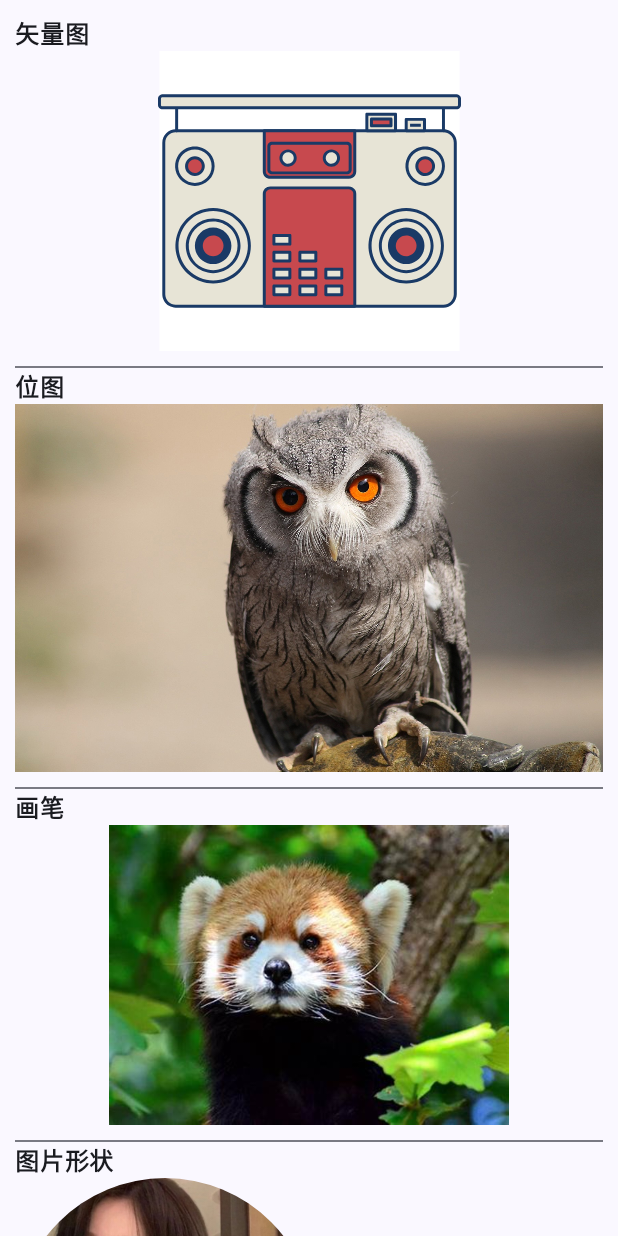
After one commit to guanjiayo/MyComposeTest, an Android app built with Jetpack Compose: the ImageActivity screen opened directly, with no data from a screen before it, on a phone screen of 412 x 824 dp. The commit adds this screen. Run offline under Robolectric (Android 15) with nearby library versions, the phone set to English and light mode, and no system bars; pictures from the network do not load.

Commit message:
Image基本使用和结合coil使用

```diff
--- a/app/src/main/AndroidManifest.xml
+++ b/app/src/main/AndroidManifest.xml
@@ -1,6 +1,8 @@
 <?xml version="1.0" encoding="utf-8"?>
 <manifest xmlns:android="http://schemas.android.com/apk/res/android"
     xmlns:tools="http://schemas.android.com/tools">
+
+    <uses-permission android:name="android.permission.INTERNET" />
 
     <application
         android:allowBackup="true"
@@ -28,6 +30,7 @@
         </activity>
         <activity android:name="zs.xmx.compose.ui.TextFieldActivity" />
         <activity android:name="zs.xmx.compose.ui.button.ButtonActivity" />
+        <activity android:name="zs.xmx.compose.ui.image.ImageActivity" />
     </application>
 
 </manifest>
--- a/app/src/main/java/zs/xmx/compose/ui/button/ButtonState.kt
+++ /dev/null
@@ -1,5 +0,0 @@
-package zs.xmx.compose.ui.button
-
-import androidx.compose.ui.graphics.Color
-
-data class ButtonState(var text: String, var textColor: Color, var buttonColor: Color)
--- /dev/null
+++ b/app/src/main/java/zs/xmx/compose/ui/image/ImageActivity.kt
@@ -0,0 +1,208 @@
+package zs.xmx.compose.ui.image
+
+import android.os.Bundle
+import androidx.activity.compose.setContent
+import androidx.appcompat.app.AppCompatActivity
+import androidx.compose.foundation.BorderStroke
+import androidx.compose.foundation.Image
+import androidx.compose.foundation.layout.Column
+import androidx.compose.foundation.layout.Spacer
+import androidx.compose.foundation.layout.fillMaxSize
+import androidx.compose.foundation.layout.fillMaxWidth
+import androidx.compose.foundation.layout.height
+import androidx.compose.foundation.layout.padding
+import androidx.compose.foundation.layout.size
+import androidx.compose.foundation.layout.width
+import androidx.compose.foundation.layout.wrapContentHeight
+import androidx.compose.foundation.layout.wrapContentSize
+import androidx.compose.foundation.rememberScrollState
+import androidx.compose.foundation.shape.CircleShape
+import androidx.compose.foundation.verticalScroll
+import androidx.compose.material3.CircularProgressIndicator
+import androidx.compose.material3.Divider
+import androidx.compose.material3.MaterialTheme
+import androidx.compose.material3.Surface
+import androidx.compose.material3.Text
+import androidx.compose.runtime.Composable
+import androidx.compose.ui.Modifier
+import androidx.compose.ui.graphics.Color
+import androidx.compose.ui.graphics.ImageBitmap
+import androidx.compose.ui.graphics.vector.ImageVector
+import androidx.compose.ui.layout.ContentScale
+import androidx.compose.ui.platform.LocalContext
+import androidx.compose.ui.res.imageResource
+import androidx.compose.ui.res.painterResource
+import androidx.compose.ui.res.vectorResource
+import androidx.compose.ui.text.font.FontWeight
+import androidx.compose.ui.unit.dp
+import coil.compose.AsyncImage
+import coil.compose.SubcomposeAsyncImage
+import coil.request.ImageRequest
+import zs.xmx.compose.R
+import zs.xmx.compose.ui.theme.MyTestTheme
+
+class ImageActivity : AppCompatActivity() {
+    override fun onCreate(savedInstanceState: Bundle?) {
+        super.onCreate(savedInstanceState)
+        setContent {
+            MyTestTheme {
+                // A surface container using the 'background' color from the theme
+                Surface(
+                    modifier = Modifier.fillMaxSize(), color = MaterialTheme.colorScheme.background
+                ) {
+                    ImageSample()
+                }
+            }
+        }
+    }
+
+    @Composable
+    private fun ImageSample() {
+        Column(
+            modifier = Modifier
+                .padding(start = 10.dp, end = 10.dp)
+                .verticalScroll(
+                    rememberScrollState()
+                )
+        ) {
+            //矢量图
+            ImageVector()
+            //位图
+            ImageBitmap()
+            //画笔
+            ImagePainter()
+            //图片形状
+            ImageShape()
+            //图像边框
+            ImageBorder()
+            //Coil 加载网络图片
+            CoilUrlImage()
+        }
+    }
+
+    @Composable
+    private fun ImageVector() {
+        Spacer(modifier = Modifier.height(10.dp))
+        Text(text = "矢量图", fontWeight = FontWeight.Bold)
+
+        Image(
+            imageVector = ImageVector.vectorResource(id = R.drawable.music),
+            contentDescription = "矢量图",
+            modifier = Modifier
+                .width(400.dp)
+                .height(200.dp)
+        )
+
+    }
+
+    @Composable
+    private fun ImageBitmap() {
+        Spacer(modifier = Modifier.height(10.dp))
+        Divider(modifier = Modifier.fillMaxWidth())
+        Text(text = "位图", fontWeight = FontWeight.Bold)
+
+        Image(
+            bitmap = ImageBitmap.imageResource(id = R.drawable.owl),
+            contentDescription = "位图",
+            modifier = Modifier
+                .fillMaxWidth()
+                .wrapContentHeight()
+        )
+
+    }
+
+    @Composable
+    private fun ImagePainter() {
+        Spacer(modifier = Modifier.height(10.dp))
+        Divider(modifier = Modifier.fillMaxWidth())
+        Text(text = "画笔", fontWeight = FontWeight.Bold)
+
+        Image(
+            painter = painterResource(id = R.drawable.coon),
+            contentDescription = "画笔",
+            modifier = Modifier
+                .width(400.dp)
+                .height(200.dp)
+        )
+
+    }
+
+    @Composable
+    private fun ImageShape() {
+        Spacer(modifier = Modifier.height(10.dp))
+        Divider(modifier = Modifier.fillMaxWidth())
+        Text(text = "图片形状", fontWeight = FontWeight.Bold)
+
+        Surface(shape = CircleShape) {
+            Image(
+                bitmap = ImageBitmap.imageResource(id = R.drawable.female),
+                contentDescription = "图片形状",
+                modifier = Modifier.size(200.dp),
+                contentScale = ContentScale.Crop
+            )
+        }
+
+    }
+
+    @Composable
+    private fun ImageBorder() {
+        Spacer(modifier = Modifier.height(10.dp))
+        Divider(modifier = Modifier.fillMaxWidth())
+        Text(text = "图像边框", fontWeight = FontWeight.Bold)
+
+        Surface(
+            shape = CircleShape,
+            border = BorderStroke(5.dp, Color.LightGray)
+        ) {
+            Image(
+                bitmap = ImageBitmap.imageResource(id = R.drawable.male),
+                contentDescription = "图像边框",
+                modifier = Modifier.size(200.dp),
+                contentScale = ContentScale.Crop
+            )
+        }
+
+    }
+
+    @Composable
+    private fun CoilUrlImage() {
+        Spacer(modifier = Modifier.height(10.dp))
+        Divider(modifier = Modifier.fillMaxWidth())
+        Text(text = "Coil加载网络图片", fontWeight = FontWeight.Bold)
+
+        Spacer(modifier = Modifier.height(10.dp))
+        Text(text = "AsyncImage", fontWeight = FontWeight.Bold)
+
+        AsyncImage(
+            model = "https://pic-go-bed.oss-cn-beijing.aliyuncs.com/img/20220316151929.png",
+            contentDescription = null,
+            modifier = Modifier.wrapContentSize()
+        )
+
+        Spacer(modifier = Modifier.height(10.dp))
+        Text(text = "AsyncImage --- ImageRequest", fontWeight = FontWeight.Bold)
+
+        AsyncImage(
+            model = ImageRequest.Builder(LocalContext.current)
+                .data("https://pic-go-bed.oss-cn-beijing.aliyuncs.com/img/20220316151929.png")
+                .crossfade(true)//淡入效果
+                .placeholder(R.drawable.dog)
+                .error(R.drawable.dog)
+                .build(),
+            contentDescription = null,
+            modifier = Modifier.wrapContentSize()
+        )
+
+        Spacer(modifier = Modifier.height(10.dp))
+        Text(text = "SubcomposeAsyncImage", fontWeight = FontWeight.Bold)
+
+        SubcomposeAsyncImage(
+            model = "https://pic-go-bed.oss-cn-beijing.aliyuncs.com/img/20220316151929.png",
+            contentDescription = null,
+            loading = {
+                CircularProgressIndicator()
+            }
+        )
+
+    }
+}
--- /dev/null
+++ b/app/src/main/res/drawable/music.xml
@@ -0,0 +1,165 @@
+<vector xmlns:android="http://schemas.android.com/apk/res/android"
+    android:width="202dp"
+    android:height="200dp"
+    android:viewportWidth="1034"
+    android:viewportHeight="1024">
+  <path
+      android:pathData="M5.1,0h1024v1024H5.1z"
+      android:fillColor="#FFFFFF"/>
+  <path
+      android:pathData="M19.7,272.3m40.6,0l913.7,0q40.6,0 40.6,40.6l0,517.5q0,40.6 -40.6,40.6l-913.7,0q-40.6,0 -40.6,-40.6l0,-517.5q0,-40.6 40.6,-40.6Z"
+      android:fillColor="#E7E4D6"/>
+  <path
+      android:pathData="M973.9,876h-913.5a45.7,45.7 0,0 1,-45.7 -45.7V312.9A45.7,45.7 0,0 1,60.3 267.3h913.6a45.7,45.7 0,0 1,45.7 45.7v517.6a45.7,45.7 0,0 1,-45.7 45.4zM60.3,277.4a35.6,35.6 0,0 0,-35.5 35.5v517.6a35.6,35.6 0,0 0,35.5 35.5h913.6a35.6,35.6 0,0 0,35.5 -35.5V312.9A35.6,35.6 0,0 0,973.9 277.4z"
+      android:fillColor="#1A3A66"/>
+  <path
+      android:pathData="M383,467.2h268.2a20.3,20.3 0,0 1,20.3 20.3v383.4H362.7V487.5a20.3,20.3 0,0 1,20.3 -20.3z"
+      android:fillColor="#C7494E"/>
+  <path
+      android:pathData="M671.5,876L362.7,876a5.1,5.1 0,0 1,-5.1 -5.1L357.6,487.5a25.4,25.4 0,0 1,25.4 -25.4h268.2a25.4,25.4 0,0 1,25.4 25.4v383.4a5.1,5.1 0,0 1,-5.1 5.1zM367.8,865.9L666.5,865.9L666.5,487.5a15.2,15.2 0,0 0,-15.2 -15.2h-268.3a15.2,15.2 0,0 0,-15.2 15.2zM911.9,460.4a67.4,67.4 0,1 1,67.3 -67.4,67.4 67.4,0 0,1 -67.3,67.4zM911.9,335.8a57.2,57.2 0,1 0,57.2 57.2,57.2 57.2,0 0,0 -57.2,-57.2z"
+      android:fillColor="#1A3A66"/>
+  <path
+      android:pathData="M911.9,393m-28.6,0a28.6,28.6 0,1 0,57.2 0,28.6 28.6,0 1,0 -57.2,0Z"
+      android:fillColor="#C7494E"/>
+  <path
+      android:pathData="M911.9,426.7a33.7,33.7 0,1 1,33.6 -33.8,33.8 33.8,0 0,1 -33.6,33.8zM911.9,369.5a23.5,23.5 0,1 0,23.5 23.5,23.5 23.5,0 0,0 -23.5,-23.5zM125.9,460.4a67.4,67.4 0,1 1,67.3 -67.4,67.4 67.4,0 0,1 -67.3,67.4zM125.9,335.8a57.2,57.2 0,1 0,57.2 57.2,57.3 57.3,0 0,0 -57.2,-57.2z"
+      android:fillColor="#1A3A66"/>
+  <path
+      android:pathData="M125.9,393m-28.6,0a28.6,28.6 0,1 0,57.2 0,28.6 28.6,0 1,0 -57.2,0Z"
+      android:fillColor="#C7494E"/>
+  <path
+      android:pathData="M125.9,426.7a33.7,33.7 0,1 1,33.8 -33.8,33.8 33.8,0 0,1 -33.8,33.8zM125.9,369.5a23.5,23.5 0,1 0,23.7 23.5,23.7 23.7,0 0,0 -23.7,-23.5z"
+      android:fillColor="#1A3A66"/>
+  <path
+      android:pathData="M847,664.9m-62.3,0a62.3,62.3 0,1 0,124.6 0,62.3 62.3,0 1,0 -124.6,0Z"
+      android:fillColor="#1A3A66"/>
+  <path
+      android:pathData="M847,664.9m-40.4,0a40.4,40.4 0,1 0,80.9 0,40.4 40.4,0 1,0 -80.9,0Z"
+      android:fillColor="#C7494E"/>
+  <path
+      android:pathData="M847,710.5a45.5,45.5 0,1 1,45.5 -45.5A45.5,45.5 0,0 1,847 710.5zM847,629.7a35.4,35.4 0,1 0,35.3 35.4,35.4 35.4,0 0,0 -35.3,-35.5z"
+      android:fillColor="#1A3A66"/>
+  <path
+      android:pathData="M847,793.6a128.7,128.7 0,1 1,128.7 -128.6,128.9 128.9,0 0,1 -128.7,128.6zM847,546.3a118.4,118.4 0,1 0,118.6 118.6,118.7 118.7,0 0,0 -118.6,-118.6z"
+      android:fillColor="#1A3A66"/>
+  <path
+      android:pathData="M847,758.2a93.4,93.4 0,1 1,93.4 -93.4,93.5 93.5,0 0,1 -93.4,93.4zM847,581.6A83.3,83.3 0,1 0,930.4 664.9a83.4,83.4 0,0 0,-83.4 -83.3z"
+      android:fillColor="#1A3A66"/>
+  <path
+      android:pathData="M188.2,664.9m-62.3,0a62.3,62.3 0,1 0,124.6 0,62.3 62.3,0 1,0 -124.6,0Z"
+      android:fillColor="#1A3A66"/>
+  <path
+      android:pathData="M188.2,664.9m-40.4,0a40.4,40.4 0,1 0,80.9 0,40.4 40.4,0 1,0 -80.9,0Z"
+      android:fillColor="#C7494E"/>
+  <path
+      android:pathData="M188.2,710.5a45.5,45.5 0,1 1,45.5 -45.5A45.5,45.5 0,0 1,188.2 710.5zM188.2,629.7a35.4,35.4 0,1 0,35.4 35.4,35.4 35.4,0 0,0 -35.4,-35.5z"
+      android:fillColor="#1A3A66"/>
+  <path
+      android:pathData="M188.2,793.6a128.7,128.7 0,1 1,128.7 -128.6,128.9 128.9,0 0,1 -128.7,128.6zM188.2,546.3a118.4,118.4 0,1 0,118.6 118.6,118.7 118.7,0 0,0 -118.6,-118.6z"
+      android:fillColor="#1A3A66"/>
+  <path
+      android:pathData="M188.2,758.2a93.4,93.4 0,1 1,93.4 -93.4,93.5 93.5,0 0,1 -93.4,93.4zM188.2,581.6a83.3,83.3 0,1 0,83.3 83.3,83.4 83.4,0 0,0 -83.3,-83.3z"
+      android:fillColor="#1A3A66"/>
+  <path
+      android:pathData="M712.7,215.6h97.8v56.6h-97.8z"
+      android:fillColor="#E7E4D6"/>
+  <path
+      android:pathData="M810.5,277.4h-97.8a5.1,5.1 0,0 1,-5.1 -5.1L707.7,215.6a5.1,5.1 0,0 1,5.1 -5.1h97.8a5.1,5.1 0,0 1,5.1 5.1v56.6a5.1,5.1 0,0 1,-5.1 5.1zM717.8,267.3h87.6L805.4,220.7h-87.6z"
+      android:fillColor="#1A3A66"/>
+  <path
+      android:pathData="M728.3,232.4h66.5v23.2h-66.5z"
+      android:fillColor="#C7494E"/>
+  <path
+      android:pathData="M795.1,260.5h-66.7a5.1,5.1 0,0 1,-5.1 -5.1v-23a5.1,5.1 0,0 1,5.1 -5.1L795.1,227.3a5.1,5.1 0,0 1,5.1 5.1v23.2A5.1,5.1 0,0 1,795.1 260.5zM733.6,250.4h56.4v-12.9h-56.6z"
+      android:fillColor="#1A3A66"/>
+  <path
+      android:pathData="M847.1,233.3h62.4v39h-62.4z"
+      android:fillColor="#E7E4D6"/>
+  <path
+      android:pathData="M909.4,277.4h-62.4a5.1,5.1 0,0 1,-5.1 -5.1L842,233.4a5.1,5.1 0,0 1,5.1 -5.1h62.4a5.1,5.1 0,0 1,5.1 5.1v38.8a5.1,5.1 0,0 1,-5.1 5.1zM852.1,267.3h52.2v-28.9h-52.2zM63.6,277.4a5.1,5.1 0,0 1,-5.1 -5.1L58.6,193.8a5.1,5.1 0,0 1,10.1 0v78.5a5.1,5.1 0,0 1,-5.1 5.1zM974.2,277.4a5.1,5.1 0,0 1,-5.1 -5.1L969.1,193.8a5.1,5.1 0,0 1,10.1 0v78.5a5.1,5.1 0,0 1,-5.1 5.1z"
+      android:fillColor="#1A3A66"/>
+  <path
+      android:pathData="M395.6,802.3H450v29.8h-54.4z"
+      android:fillColor="#E7E4D6"/>
+  <path
+      android:pathData="M450,837.2h-54.4a5.1,5.1 0,0 1,-5.1 -5.1v-29.8a5.1,5.1 0,0 1,5.1 -5.1L450,797.2a5.1,5.1 0,0 1,5.1 5.1L455,832.3a5.1,5.1 0,0 1,-5.1 4.9zM400.7,827h44.2v-19.7h-44.3z"
+      android:fillColor="#1A3A66"/>
+  <path
+      android:pathData="M395.6,744.7H450v29.8h-54.4z"
+      android:fillColor="#E7E4D6"/>
+  <path
+      android:pathData="M450,779.6h-54.4a5.1,5.1 0,0 1,-5.1 -5.1v-29.8a5.1,5.1 0,0 1,5.1 -5.1L450,739.6a5.1,5.1 0,0 1,5.1 5.1v29.8a5.1,5.1 0,0 1,-5.1 5.1zM400.7,769.4h44.2v-19.7h-44.3z"
+      android:fillColor="#1A3A66"/>
+  <path
+      android:pathData="M484.2,744.7h54.4v29.8h-54.4z"
+      android:fillColor="#E7E4D6"/>
+  <path
+      android:pathData="M538.6,779.6h-54.4a5.1,5.1 0,0 1,-5.1 -5.1v-29.8a5.1,5.1 0,0 1,5.1 -5.1h54.4a5.1,5.1 0,0 1,5.1 5.1v29.8a5.1,5.1 0,0 1,-5.1 5.1zM489.2,769.4h44.3v-19.7h-44.3z"
+      android:fillColor="#1A3A66"/>
+  <path
+      android:pathData="M484.2,687.1h54.4v29.8h-54.4z"
+      android:fillColor="#E7E4D6"/>
+  <path
+      android:pathData="M538.6,721.9h-54.4a5.1,5.1 0,0 1,-5.1 -5.1v-29.8a5.1,5.1 0,0 1,5.1 -5.1h54.4a5.1,5.1 0,0 1,5.1 5.1v29.8a5.1,5.1 0,0 1,-5.1 5.1zM489.2,711.8h44.3v-19.7h-44.3z"
+      android:fillColor="#1A3A66"/>
+  <path
+      android:pathData="M395.6,687.1H450v29.8h-54.4z"
+      android:fillColor="#E7E4D6"/>
+  <path
+      android:pathData="M450,721.9h-54.4a5.1,5.1 0,0 1,-5.1 -5.1v-29.8a5.1,5.1 0,0 1,5.1 -5.1L450,682a5.1,5.1 0,0 1,5.1 5.1v29.8a5.1,5.1 0,0 1,-5.1 5.1zM400.7,711.8h44.2v-19.7h-44.3z"
+      android:fillColor="#1A3A66"/>
+  <path
+      android:pathData="M395.6,629.4H450v29.8h-54.4z"
+      android:fillColor="#E7E4D6"/>
+  <path
+      android:pathData="M450,664.3h-54.4a5.1,5.1 0,0 1,-5.1 -5.1v-29.8a5.1,5.1 0,0 1,5.1 -5.1L450,624.4a5.1,5.1 0,0 1,5.1 5.1v29.8a5.1,5.1 0,0 1,-5.1 5.1zM400.7,654.2h44.2v-19.7h-44.3z"
+      android:fillColor="#1A3A66"/>
+  <path
+      android:pathData="M572.8,744.7h54.4v29.8h-54.4z"
+      android:fillColor="#E7E4D6"/>
+  <path
+      android:pathData="M627.2,779.6h-54.4a5.1,5.1 0,0 1,-5.1 -5.1v-29.8a5.1,5.1 0,0 1,5.1 -5.1h54.4a5.1,5.1 0,0 1,5.1 5.1v29.8a5.1,5.1 0,0 1,-5.1 5.1zM577.9,769.4h44.3v-19.7h-44.3z"
+      android:fillColor="#1A3A66"/>
+  <path
+      android:pathData="M572.8,802.3h54.4v29.8h-54.4z"
+      android:fillColor="#E7E4D6"/>
+  <path
+      android:pathData="M627.2,837.2h-54.4a5.1,5.1 0,0 1,-5.1 -5.1v-29.8a5.1,5.1 0,0 1,5.1 -5.1h54.4a5.1,5.1 0,0 1,5.1 5.1L632.3,832.3a5.1,5.1 0,0 1,-5.1 4.9zM577.9,827h44.3v-19.7h-44.3z"
+      android:fillColor="#1A3A66"/>
+  <path
+      android:pathData="M484.2,802.3h54.4v29.8h-54.4z"
+      android:fillColor="#E7E4D6"/>
+  <path
+      android:pathData="M538.6,837.2h-54.4a5.1,5.1 0,0 1,-5.1 -5.1v-29.8a5.1,5.1 0,0 1,5.1 -5.1h54.4a5.1,5.1 0,0 1,5.1 5.1L543.7,832.3a5.1,5.1 0,0 1,-5.1 4.9zM489.2,827h44.3v-19.7h-44.3z"
+      android:fillColor="#1A3A66"/>
+  <path
+      android:pathData="M362.7,272.3h308.8v138.7a20.3,20.3 0,0 1,-20.3 20.3H383a20.3,20.3 0,0 1,-20.3 -20.3v-138.7z"
+      android:fillColor="#C7494E"/>
+  <path
+      android:pathData="M651.2,436.4H383a25.4,25.4 0,0 1,-25.4 -25.4v-138.7a5.1,5.1 0,0 1,5.1 -5.1h308.8a5.1,5.1 0,0 1,5.1 5.1v138.7a25.4,25.4 0,0 1,-25.4 25.4zM367.8,277.4v133.6a15.3,15.3 0,0 0,15.2 15.2h268.2a15.3,15.3 0,0 0,15.2 -15.2V277.4z"
+      android:fillColor="#1A3A66"/>
+  <path
+      android:pathData="M378.3,314.6m10.9,0l255.7,0q10.9,0 10.9,10.9l0,79.4q0,10.9 -10.9,10.9l-255.7,0q-10.9,0 -10.9,-10.9l0,-79.4q0,-10.9 10.9,-10.9Z"
+      android:fillColor="#C7494E"/>
+  <path
+      android:pathData="M644.9,421h-255.7a16,16 0,0 1,-16 -16V325.6a16,16 0,0 1,16 -16h255.7a16,16 0,0 1,16 16v79.4a16,16 0,0 1,-16 16zM389.2,319.7a5.9,5.9 0,0 0,-5.8 5.9v79.4a5.9,5.9 0,0 0,5.8 5.9h255.7a5.9,5.9 0,0 0,5.8 -5.9V325.6a5.9,5.9 0,0 0,-5.8 -5.9z"
+      android:fillColor="#1A3A66"/>
+  <path
+      android:pathData="M443.9,365.3m-24.4,0a24.4,24.4 0,1 0,48.8 0,24.4 24.4,0 1,0 -48.8,0Z"
+      android:fillColor="#E7E4D6"/>
+  <path
+      android:pathData="M443.9,394.8a29.5,29.5 0,1 1,29.5 -29.5,29.5 29.5,0 0,1 -29.5,29.5zM443.9,345.9a19.4,19.4 0,1 0,19.4 19.4,19.4 19.4,0 0,0 -19.4,-19.4z"
+      android:fillColor="#1A3A66"/>
+  <path
+      android:pathData="M591.8,365.3m-24.4,0a24.4,24.4 0,1 0,48.8 0,24.4 24.4,0 1,0 -48.8,0Z"
+      android:fillColor="#E7E4D6"/>
+  <path
+      android:pathData="M591.8,394.8a29.5,29.5 0,1 1,29.5 -29.5,29.5 29.5,0 0,1 -29.5,29.5zM591.8,345.9a19.4,19.4 0,1 0,19.3 19.4,19.4 19.4,0 0,0 -19.3,-19.4zM860.2,248h36.8v10.4h-36.8z"
+      android:fillColor="#1A3A66"/>
+  <path
+      android:pathData="M5.1,153m9.5,0l1005,0q9.5,0 9.5,9.5l0,21.8q0,9.5 -9.5,9.5l-1005,0q-9.5,0 -9.5,-9.5l0,-21.8q0,-9.5 9.5,-9.5Z"
+      android:fillColor="#E7E4D6"/>
+  <path
+      android:pathData="M1019.5,198.9H14.6A14.6,14.6 0,0 1,0 184.3v-21.8a14.6,14.6 0,0 1,14.6 -14.6h1004.8a14.6,14.6 0,0 1,14.6 14.6v21.8a14.6,14.6 0,0 1,-14.5 14.6zM14.6,158.1A4.5,4.5 0,0 0,10.1 162.6v21.8a4.4,4.4 0,0 0,4.4 4.4h1004.8a4.5,4.5 0,0 0,4.5 -4.4v-21.8a4.5,4.5 0,0 0,-4.5 -4.5z"
+      android:fillColor="#1A3A66"/>
+</vector>
```
Also changed, not shown: app/build.gradle (+25 -20 lines), app/src/main/java/zs/xmx/compose/MainActivity.kt (+6 -3 lines), app/src/main/java/zs/xmx/compose/ext/ViewExt.kt (+46 -4 lines), app/src/main/java/zs/xmx/compose/ui/TextFieldActivity.kt (+16 -18 lines), app/src/main/java/zs/xmx/compose/ui/button/ButtonActivity.kt (+30 -37 lines), app/src/main/java/zs/xmx/compose/ui/button/ButtonSelector.kt (added, +45 -0 lines), app/src/main/res/drawable/coon.jpg (added), app/src/main/res/drawable/dog.jpg (added), app/src/main/res/drawable/female.jpg (added), app/src/main/res/drawable/flash.jpg (added), app/src/main/res/drawable/male.jpg (added), app/src/main/res/drawable/owl.jpg (added), app/src/main/res/drawable/water.jpg (added), 2 other files.
